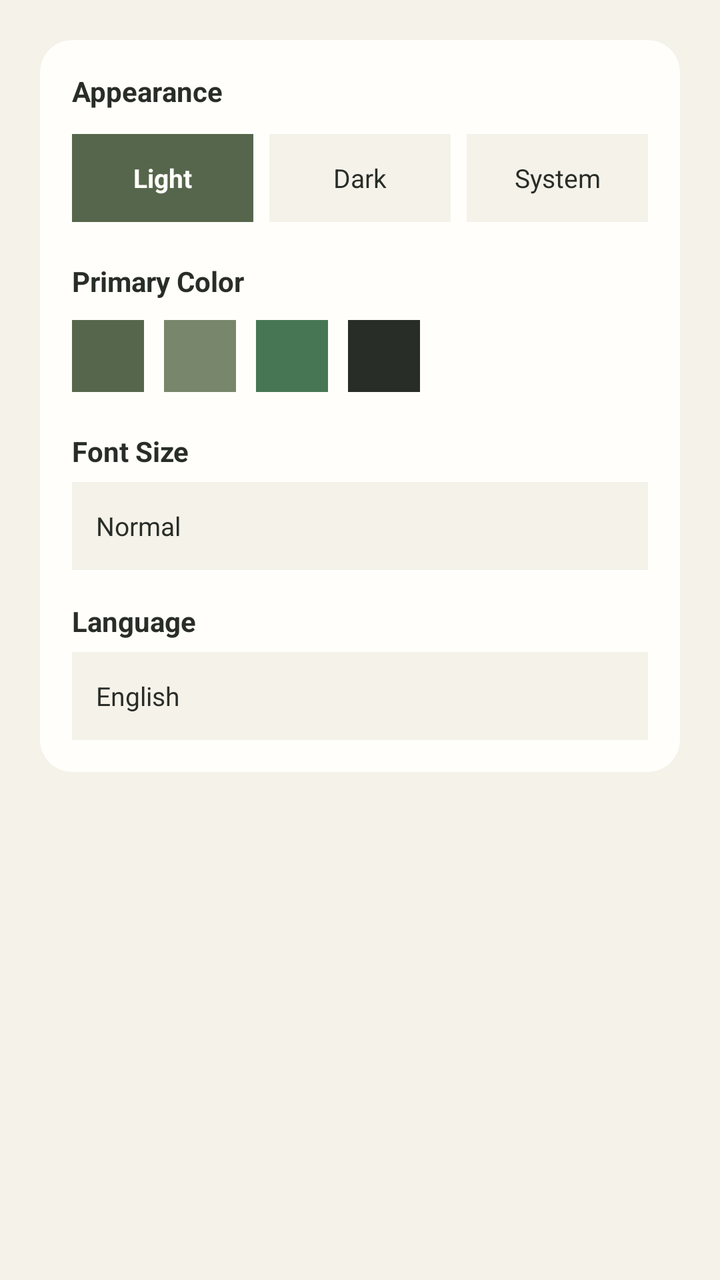
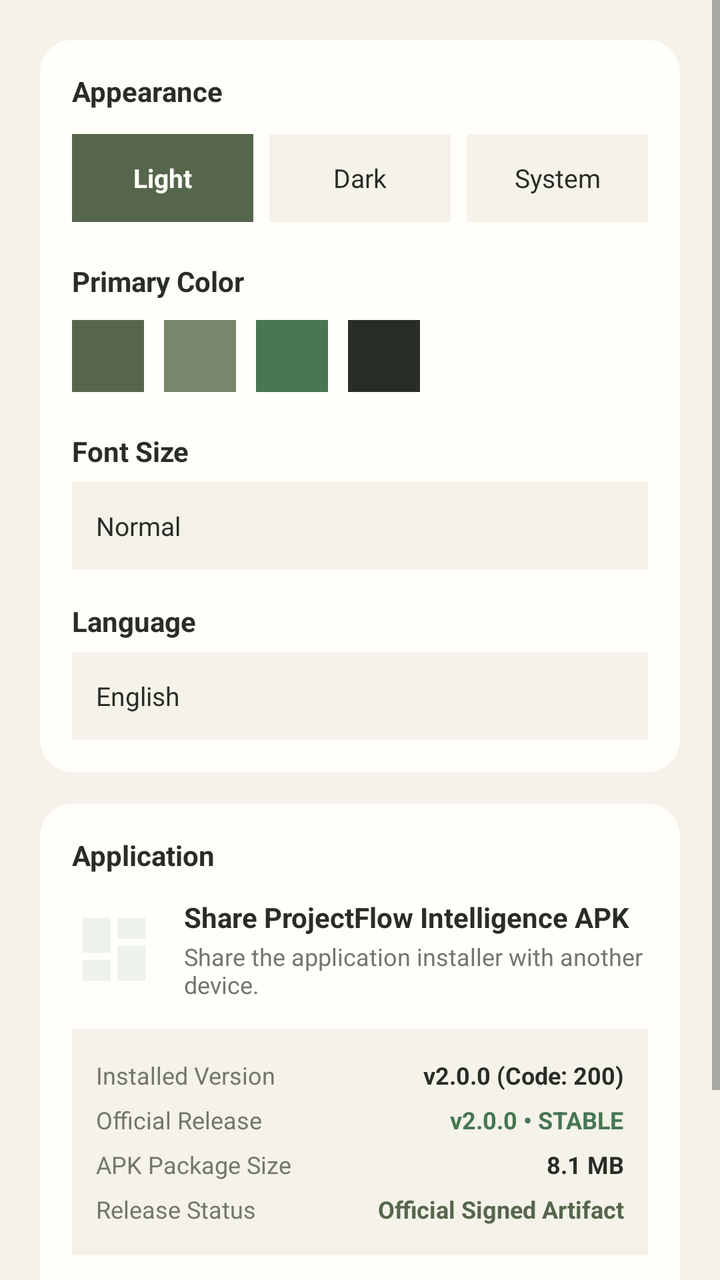

The first picture is an Android layout as it rendered before a commit; the second is the same layout after the commit. The layout source and the unified diff follow.
<!-- AndroidManifest.xml: application theme Theme.ProjectFlow -->
<!-- res/layout/fragment_settings.xml -->
<?xml version="1.0" encoding="utf-8"?>
<ScrollView xmlns:android="http://schemas.android.com/apk/res/android"
    xmlns:app="http://schemas.android.com/apk/res-auto"
    android:layout_width="match_parent"
    android:layout_height="match_parent"
    android:background="@color/limestone_ivory"
    android:fillViewport="true">

    <LinearLayout
        android:layout_width="match_parent"
        android:layout_height="wrap_content"
        android:orientation="vertical"
        android:padding="20dp">

        
        <androidx.cardview.widget.CardView
            android:layout_width="match_parent"
            android:layout_height="wrap_content"
            app:cardBackgroundColor="@color/chalk_white"
            app:cardCornerRadius="16dp"
            app:cardElevation="0dp">

            <LinearLayout
                android:layout_width="match_parent"
                android:layout_height="wrap_content"
                android:orientation="vertical"
                android:padding="16dp">

                <TextView
                    android:layout_width="wrap_content"
                    android:layout_height="wrap_content"
                    android:text="Appearance"
                    android:textColor="@color/charcoal"
                    android:textSize="14sp"
                    android:textStyle="bold" />

                
                <LinearLayout
                    android:layout_width="match_parent"
                    android:layout_height="wrap_content"
                    android:layout_marginTop="12dp"
                    android:orientation="horizontal">

                    <TextView
                        android:id="@+id/btnThemeLight"
                        android:layout_width="0dp"
                        android:layout_height="44dp"
                        android:layout_weight="1"
                        android:background="@color/deep_sage"
                        android:gravity="center"
                        android:text="Light"
                        android:textColor="@color/chalk_white"
                        android:textSize="13sp"
                        android:textStyle="bold" />

                    <TextView
                        android:id="@+id/btnThemeDark"
                        android:layout_width="0dp"
                        android:layout_height="44dp"
                        android:layout_marginStart="8dp"
                        android:layout_weight="1"
                        android:background="@color/limestone_ivory"
                        android:gravity="center"
                        android:text="Dark"
                        android:textColor="@color/charcoal"
                        android:textSize="13sp" />

                    <TextView
                        android:id="@+id/btnThemeSystem"
                        android:layout_width="0dp"
                        android:layout_height="44dp"
                        android:layout_marginStart="8dp"
                        android:layout_weight="1"
                        android:background="@color/limestone_ivory"
                        android:gravity="center"
                        android:text="System"
                        android:textColor="@color/charcoal"
                        android:textSize="13sp" />
                </LinearLayout>

                
                <TextView
                    android:layout_width="wrap_content"
                    android:layout_height="wrap_content"
                    android:layout_marginTop="20dp"
                    android:text="Primary Color"
                    android:textColor="@color/charcoal"
                    android:textSize="14sp"
                    android:textStyle="bold" />

                <LinearLayout
                    android:layout_width="wrap_content"
                    android:layout_height="wrap_content"
                    android:layout_marginTop="10dp"
                    android:orientation="horizontal">

                    <View
                        android:layout_width="36dp"
                        android:layout_height="36dp"
                        android:layout_marginEnd="10dp"
                        android:background="@color/deep_sage" />

                    <View
                        android:layout_width="36dp"
                        android:layout_height="36dp"
                        android:layout_marginEnd="10dp"
                        android:background="@color/mineral_sage" />

                    <View
                        android:layout_width="36dp"
                        android:layout_height="36dp"
                        android:layout_marginEnd="10dp"
                        android:background="@color/forest_green" />

                    <View
                        android:layout_width="36dp"
                        android:layout_height="36dp"
                        android:background="@color/charcoal" />
                </LinearLayout>

                
                <TextView
                    android:layout_width="wrap_content"
                    android:layout_height="wrap_content"
                    android:layout_marginTop="20dp"
                    android:text="Font Size"
                    android:textColor="@color/charcoal"
                    android:textSize="14sp"
                    android:textStyle="bold" />

                <TextView
                    android:layout_width="match_parent"
                    android:layout_height="44dp"
                    android:layout_marginTop="6dp"
                    android:background="@color/limestone_ivory"
                    android:gravity="center_vertical"
                    android:paddingStart="12dp"
                    android:paddingEnd="12dp"
                    android:text="Normal"
                    android:textColor="@color/charcoal"
                    android:textSize="13sp" />

                
                <TextView
                    android:layout_width="wrap_content"
                    android:layout_height="wrap_content"
                    android:layout_marginTop="16dp"
                    android:text="Language"
                    android:textColor="@color/charcoal"
                    android:textSize="14sp"
                    android:textStyle="bold" />

                <TextView
                    android:layout_width="match_parent"
                    android:layout_height="44dp"
                    android:layout_marginTop="6dp"
                    android:background="@color/limestone_ivory"
                    android:gravity="center_vertical"
                    android:paddingStart="12dp"
                    android:paddingEnd="12dp"
                    android:text="English"
                    android:textColor="@color/charcoal"
                    android:textSize="13sp" />

            </LinearLayout>
        </androidx.cardview.widget.CardView>

    </LinearLayout>
</ScrollView>
<!-- resources referenced by this layout -->
<resources>
  <color name="chalk_white">#FFFEFA</color>
  <color name="charcoal">#292D28</color>
  <color name="deep_sage">#56664C</color>
  <color name="forest_green">#467653</color>
  <color name="limestone_ivory">#F4F2E9</color>
  <color name="mineral_sage">#78866B</color>
  <style name="Theme.ProjectFlow" parent="Theme.MaterialComponents.DayNight.NoActionBar">
          
          <item name="colorPrimary">@color/deep_sage</item>
          <item name="colorPrimaryVariant">@color/deep_sage_dark</item>
          <item name="colorOnPrimary">@color/limestone_ivory</item>
  
          
          <item name="colorSecondary">@color/mineral_sage</item>
          <item name="colorSecondaryVariant">@color/mineral_sage</item>
          <item name="colorOnSecondary">@color/chalk_white</item>
  
          
          <item name="android:statusBarColor">@color/chalk_white</item>
          <item name="android:windowLightStatusBar">true</item>
  
          
          <item name="android:windowBackground">@color/limestone_ivory</item>
          <item name="colorSurface">@color/chalk_white</item>
      </style>
  <color name="deep_sage_dark">#485640</color>
</resources>

<!-- the commit's change to res/layout/fragment_settings.xml (unified diff, before → after) -->
@@ -165,5 +165,155 @@
             </LinearLayout>
         </androidx.cardview.widget.CardView>
 
+        
+        <androidx.cardview.widget.CardView
+            android:layout_width="match_parent"
+            android:layout_height="wrap_content"
+            android:layout_marginTop="16dp"
+            android:layout_marginBottom="24dp"
+            app:cardBackgroundColor="@color/chalk_white"
+            app:cardCornerRadius="16dp"
+            app:cardElevation="0dp">
+
+            <LinearLayout
+                android:layout_width="match_parent"
+                android:layout_height="wrap_content"
+                android:orientation="vertical"
+                android:padding="16dp">
+
+                <TextView
+                    android:layout_width="wrap_content"
+                    android:layout_height="wrap_content"
+                    android:text="Application"
+                    android:textColor="@color/charcoal"
+                    android:textSize="14sp"
+                    android:textStyle="bold" />
+
+                
+                <RelativeLayout
+                    android:id="@+id/layoutShareApk"
+                    android:layout_width="match_parent"
+                    android:layout_height="wrap_content"
+                    android:layout_marginTop="12dp">
+
+                    <FrameLayout
+                        android:id="@+id/shareIconBadge"
+                        android:layout_width="42dp"
+                        android:layout_height="42dp"
+                        android:layout_alignParentStart="true"
+                        android:layout_centerVertical="true"
+                        android:background="@drawable/ic_dashboard"
+                        android:backgroundTint="@color/status_green_light" />
+
+                    <LinearLayout
+                        android:layout_width="match_parent"
+                        android:layout_height="wrap_content"
+                        android:layout_centerVertical="true"
+                        android:layout_marginStart="14dp"
+                        android:layout_toEndOf="@id/shareIconBadge"
+                        android:orientation="vertical">
+
+                        <TextView
+                            android:layout_width="wrap_content"
+                            android:layout_height="wrap_content"
+                            android:text="Share ProjectFlow Intelligence APK"
+                            android:textColor="@color/charcoal"
+                            android:textSize="14sp"
+                            android:textStyle="bold" />
+
+                        <TextView
+                            android:layout_width="wrap_content"
+                            android:layout_height="wrap_content"
+                            android:layout_marginTop="2dp"
+                            android:text="Share the application installer with another device."
+                            android:textColor="@color/stone_grey"
+                            android:textSize="12sp" />
+                    </LinearLayout>
+                </RelativeLayout>
+
+                
+                <LinearLayout
+                    android:layout_width="match_parent"
+                    android:layout_height="wrap_content"
+                    android:layout_marginTop="14dp"
+                    android:background="@color/limestone_ivory"
+                    android:orientation="vertical"
+                    android:padding="12dp">
+
+                    <RelativeLayout
+                        android:layout_width="match_parent"
+                        android:layout_height="wrap_content"
+                        android:paddingTop="3dp"
+                        android:paddingBottom="3dp">
+                        <TextView android:layout_width="wrap_content" android:layout_height="wrap_content" android:text="Installed Version" android:textColor="@color/stone_grey" android:textSize="12sp" />
+                        <TextView android:id="@+id/tvInstalledVersion" android:layout_width="wrap_content" android:layout_height="wrap_content" android:layout_alignParentEnd="true" android:text="v2.0.0 (Code: 200)" android:textColor="@color/charcoal" android:textSize="12sp" android:textStyle="bold" />
+                    </RelativeLayout>
+
+                    <RelativeLayout
+                        android:layout_width="match_parent"
+                        android:layout_height="wrap_content"
+                        android:paddingTop="3dp"
+                        android:paddingBottom="3dp">
+                        <TextView android:layout_width="wrap_content" android:layout_height="wrap_content" android:text="Official Release" android:textColor="@color/stone_grey" android:textSize="12sp" />
+                        <TextView android:id="@+id/tvReleaseVersion" android:layout_width="wrap_content" android:layout_height="wrap_content" android:layout_alignParentEnd="true" android:text="v2.0.0 • STABLE" android:textColor="@color/status_green" android:textSize="12sp" android:textStyle="bold" />
+                    </RelativeLayout>
+
+                    <RelativeLayout
+                        android:layout_width="match_parent"
+                        android:layout_height="wrap_content"
+                        android:paddingTop="3dp"
+                        android:paddingBottom="3dp">
+                        <TextView android:layout_width="wrap_content" android:layout_height="wrap_content" android:text="APK Package Size" android:textColor="@color/stone_grey" android:textSize="12sp" />
+                        <TextView android:id="@+id/tvApkSize" android:layout_width="wrap_content" android:layout_height="wrap_content" android:layout_alignParentEnd="true" android:text="8.1 MB" android:textColor="@color/charcoal" android:textSize="12sp" android:textStyle="bold" />
+                    </RelativeLayout>
+
+                    <RelativeLayout
+                        android:layout_width="match_parent"
+                        android:layout_height="wrap_content"
+                        android:paddingTop="3dp"
+                        android:paddingBottom="3dp">
+                        <TextView android:layout_width="wrap_content" android:layout_height="wrap_content" android:text="Release Status" android:textColor="@color/stone_grey" android:textSize="12sp" />
+                        <TextView android:id="@+id/tvReleaseStatus" android:layout_width="wrap_content" android:layout_height="wrap_content" android:layout_alignParentEnd="true" android:text="Official Signed Artifact" android:textColor="@color/deep_sage" android:textSize="12sp" android:textStyle="bold" />
+                    </RelativeLayout>
+
+                </LinearLayout>
+
+                
+                <Button
+                    android:id="@+id/btnShareApk"
+                    android:layout_width="match_parent"
+                    android:layout_height="48dp"
+                    android:layout_marginTop="16dp"
+                    android:backgroundTint="@color/deep_sage"
+                    android:text="Share APK via Native Share Sheet"
+                    android:textColor="@color/chalk_white"
+                    android:textSize="13sp"
+                    android:textStyle="bold"
+                    app:cornerRadius="12dp" />
+
+                
+                <ProgressBar
+                    android:id="@+id/pbShareLoading"
+                    style="?android:attr/progressBarStyleHorizontal"
+                    android:layout_width="match_parent"
+                    android:layout_height="4dp"
+                    android:layout_marginTop="8dp"
+                    android:indeterminate="true"
+                    android:indeterminateTint="@color/deep_sage"
+                    android:visibility="gone" />
+
+                <TextView
+                    android:id="@+id/tvShareProgress"
+                    android:layout_width="wrap_content"
+                    android:layout_height="wrap_content"
+                    android:layout_gravity="center_horizontal"
+                    android:layout_marginTop="6dp"
+                    android:textColor="@color/stone_grey"
+                    android:textSize="12sp"
+                    android:visibility="gone" />
+
+            </LinearLayout>
+        </androidx.cardview.widget.CardView>
+
     </LinearLayout>
 </ScrollView>
<!-- resource entries referenced after the edit -->
@@ -6,6 +6,19 @@
   <color name="forest_green">#467653</color>
   <color name="limestone_ivory">#F4F2E9</color>
   <color name="mineral_sage">#78866B</color>
+  <color name="status_green">#467653</color>
+  <color name="status_green_light">#EEF2EC</color>
+  <color name="stone_grey">#73766D</color>
+  <!-- drawable ic_dashboard (drawable) -->
+  <vector xmlns:android="http://schemas.android.com/apk/res/android"
+      android:width="24dp"
+      android:height="24dp"
+      android:viewportWidth="24"
+      android:viewportHeight="24">
+    <path
+        android:fillColor="@color/deep_sage"
+        android:pathData="M3,13h8V3H3v10zm0,8h8v-6H3v6zm10,0h8V11h-8v10zm0,-18v6h8V3h-8z"/>
+  </vector>
   <style name="Theme.ProjectFlow" parent="Theme.MaterialComponents.DayNight.NoActionBar">
           
           <item name="colorPrimary">@color/deep_sage</item>
